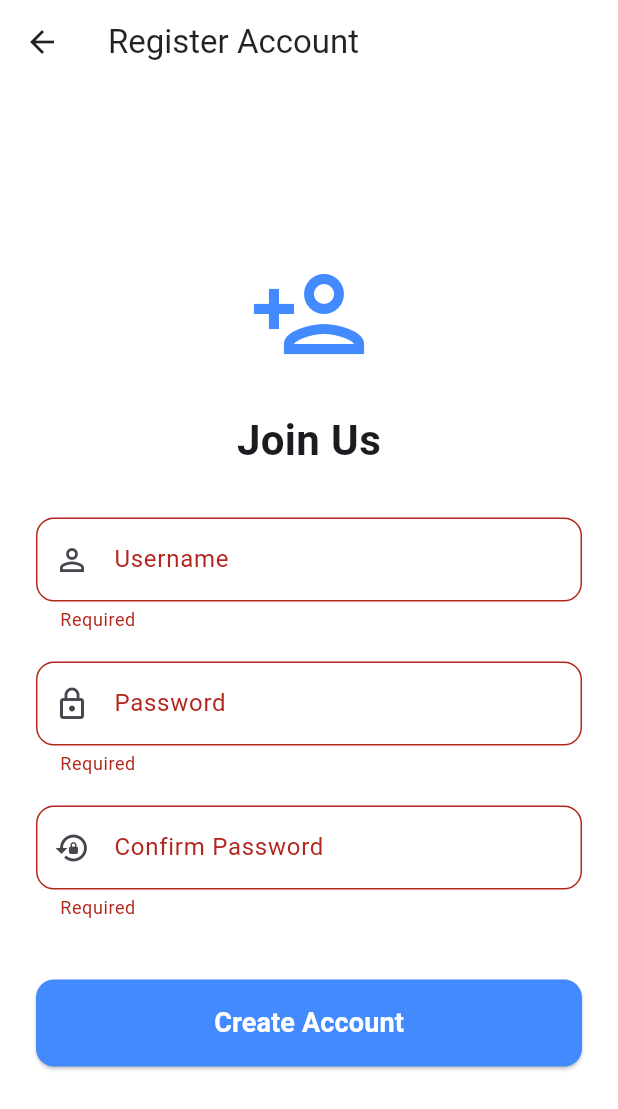
After one commit to RaihanFazzaufaR/flutter-to-do-list, a Flutter app: the RegisterPage screen opened directly, after a tap on "Create Account", on a phone screen of 412 x 824 dp. The commit adds this screen. Shown: the top 1109 px of the screen. Run offline on Flutter 3.47's test engine with Material 3 defaults, Android fonts, the phone set to English and light mode, and no system bars; our stand-ins replace fl_chart, shared_preferences, sqflite; accounts and stored records are empty.

Commit message:
feat: implement main entry point, task creation base UI, and authentication pages

```diff
--- a/lib/main.dart
+++ b/lib/main.dart
@@ -5,6 +5,8 @@ import 'providers/task_provider.dart';
 import 'providers/auth_provider.dart';
 import 'services/sqlite_task_repository.dart';
 import 'services/sqlite_user_repository.dart';
+import 'services/user_repository.dart';
+import 'services/task_repository.dart';
 import 'services/db_helper.dart';
 
 void main() {
@@ -16,6 +18,8 @@ void main() {
   runApp(
     MultiProvider(
       providers: [
+        Provider<UserRepository>.value(value: userRepository),
+        Provider<TaskRepository>.value(value: taskRepository),
         ChangeNotifierProvider(create: (_) => AuthProvider(userRepository)),
         ChangeNotifierProvider(create: (_) => TaskProvider(taskRepository)),
       ],
--- a/lib/pages/login_page.dart
+++ b/lib/pages/login_page.dart
@@ -1,6 +1,7 @@
 import 'package:flutter/material.dart';
 import 'package:provider/provider.dart';
 import '../providers/auth_provider.dart';
+import 'register_page.dart';
 
 class LoginPage extends StatefulWidget {
   const LoginPage({super.key});
@@ -139,6 +140,31 @@ class _LoginPageState extends State<LoginPage> {
                           ),
                         ),
                 ),
+                const SizedBox(height: 24),
+
+                // Register Link
+                Row(
+                  mainAxisAlignment: MainAxisAlignment.center,
+                  children: [
+                    Text(
+                      "Don't have an account yet? ",
+                      style: TextStyle(color: Colors.grey.shade600),
+                    ),
+                    GestureDetector(
+                      onTap: () => Navigator.push(
+                        context,
+                        MaterialPageRoute(builder: (_) => const RegisterPage()),
+                      ),
+                      child: const Text(
+                        "click here",
+                        style: TextStyle(
+                          color: Colors.blueAccent,
+                          fontWeight: FontWeight.bold,
+                        ),
+                      ),
+                    ),
+                  ],
+                ),
               ],
             ),
           ),
--- /dev/null
+++ b/lib/pages/register_page.dart
@@ -0,0 +1,175 @@
+import 'package:flutter/material.dart';
+import 'package:provider/provider.dart';
+import '../services/user_repository.dart';
+
+class RegisterPage extends StatefulWidget {
+  const RegisterPage({super.key});
+
+  @override
+  State<RegisterPage> createState() => _RegisterPageState();
+}
+
+class _RegisterPageState extends State<RegisterPage> {
+  final _formKey = GlobalKey<FormState>();
+  final TextEditingController userController = TextEditingController();
+  final TextEditingController passController = TextEditingController();
+  final TextEditingController confirmPassController = TextEditingController();
+  bool _isLoading = false;
+
+  void _handleRegister() async {
+    if (_formKey.currentState!.validate()) {
+      setState(() => _isLoading = true);
+
+      try {
+        final userRepository = context.read<UserRepository>();
+        await userRepository.saveUser(userController.text, passController.text);
+
+        if (mounted) {
+          ScaffoldMessenger.of(context).showSnackBar(
+            const SnackBar(
+              content: Text("Account created successfully! Please login."),
+              backgroundColor: Colors.green,
+            ),
+          );
+          Navigator.pop(context); // Go back to Login Page
+        }
+      } catch (e) {
+        if (mounted) {
+          ScaffoldMessenger.of(context).showSnackBar(
+            SnackBar(
+              content: Text("Error: ${e.toString()}"),
+              backgroundColor: Colors.redAccent,
+            ),
+          );
+        }
+      } finally {
+        if (mounted) setState(() => _isLoading = false);
+      }
+    }
+  }
+
+  @override
+  Widget build(BuildContext context) {
+    return Scaffold(
+      backgroundColor: Colors.white,
+      appBar: AppBar(
+        title: const Text("Register Account"),
+        backgroundColor: Colors.white,
+        foregroundColor: Colors.black87,
+        elevation: 0,
+      ),
+      body: SafeArea(
+        child: Center(
+          child: SingleChildScrollView(
+            padding: const EdgeInsets.symmetric(
+              horizontal: 24.0,
+              vertical: 20.0,
+            ),
+            child: Form(
+              key: _formKey,
+              child: Column(
+                crossAxisAlignment: CrossAxisAlignment.stretch,
+                children: [
+                  const Icon(
+                    Icons.person_add_outlined,
+                    size: 80,
+                    color: Colors.blueAccent,
+                  ),
+                  const SizedBox(height: 24),
+                  const Text(
+                    "Join Us",
+                    textAlign: TextAlign.center,
+                    style: TextStyle(fontSize: 28, fontWeight: FontWeight.bold),
+                  ),
+                  const SizedBox(height: 32),
+
+                  // Username
+                  TextFormField(
+                    controller: userController,
+                    decoration: InputDecoration(
+                      labelText: "Username",
+                      prefixIcon: const Icon(Icons.person_outline),
+                      border: OutlineInputBorder(
+                        borderRadius: BorderRadius.circular(12),
+                      ),
+                    ),
+                    validator: (v) =>
+                        v == null || v.isEmpty ? "Required" : null,
+                  ),
+                  const SizedBox(height: 20),
+
+                  // Password
+                  TextFormField(
+                    controller: passController,
+                    obscureText: true,
+                    decoration: InputDecoration(
+                      labelText: "Password",
+                      prefixIcon: const Icon(Icons.lock_outline),
+                      border: OutlineInputBorder(
+                        borderRadius: BorderRadius.circular(12),
+                      ),
+                      helperText: "Min. 8 characters",
+                    ),
+                    validator: (v) {
+                      if (v == null || v.isEmpty) return "Required";
+                      if (v.length < 8) return "Too short";
+                      return null;
+                    },
+                  ),
+                  const SizedBox(height: 20),
+
+                  // Confirm Password
+                  TextFormField(
+                    controller: confirmPassController,
+                    obscureText: true,
+                    decoration: InputDecoration(
+                      labelText: "Confirm Password",
+                      prefixIcon: const Icon(Icons.lock_reset),
+                      border: OutlineInputBorder(
+                        borderRadius: BorderRadius.circular(12),
+                      ),
+                    ),
+                    validator: (v) {
+                      if (v == null || v.isEmpty) return "Required";
+                      if (v != passController.text) return "Mismatch";
+                      return null;
+                    },
+                  ),
+                  const SizedBox(height: 40),
+
+                  ElevatedButton(
+                    style: ElevatedButton.styleFrom(
+                      backgroundColor: Colors.blueAccent,
+                      foregroundColor: Colors.white,
+                      padding: const EdgeInsets.symmetric(vertical: 16),
+                      shape: RoundedRectangleBorder(
+                        borderRadius: BorderRadius.circular(12),
+                      ),
+                    ),
+                    onPressed: _isLoading ? null : _handleRegister,
+                    child: _isLoading
+                        ? const SizedBox(
+                            height: 20,
+                            width: 20,
+                            child: CircularProgressIndicator(
+                              color: Colors.white,
+                              strokeWidth: 2,
+                            ),
+                          )
+                        : const Text(
+                            "Create Account",
+                            style: TextStyle(
+                              fontSize: 18,
+                              fontWeight: FontWeight.bold,
+                            ),
+                          ),
+                  ),
+                ],
+              ),
+            ),
+          ),
+        ),
+      ),
+    );
+  }
+}
--- a/lib/pages/task_list_page.dart
+++ b/lib/pages/task_list_page.dart
@@ -9,14 +9,16 @@ class TaskListPage extends StatelessWidget {
   @override
   Widget build(BuildContext context) {
     return Scaffold(
-      appBar: AppBar(title: const Text('All Tasks')),
+      appBar: AppBar(
+        title: const Text("My Tasks"),
+        backgroundColor: Colors.white,
+        foregroundColor: Colors.black87,
+        elevation: 0,
+      ),
       body: Consumer<TaskProvider>(
         builder: (context, provider, child) {
-          if (provider.isLoading) {
-            return const Center(child: CircularProgressIndicator());
-          }
           if (provider.tasks.isEmpty) {
-            return const Center(child: Text("No tasks yet. Create one!"));
+            return const Center(child: Text("No tasks found."));
           }
 
           return ListView.builder(
@@ -59,10 +61,10 @@ class TaskListPage extends StatelessWidget {
                       task.title,
                       style: TextStyle(
                         decoration: isDone ? TextDecoration.lineThrough : null,
-                        fontWeight:
-                            isUrgent ? FontWeight.bold : FontWeight.normal,
-                        color:
-                            isUrgent ? Colors.red.shade900 : Colors.black87,
+                        fontWeight: isUrgent
+                            ? FontWeight.bold
+                            : FontWeight.normal,
+                        color: isUrgent ? Colors.red.shade900 : Colors.black87,
                         fontSize: 16,
                       ),
                     ),
@@ -101,7 +103,9 @@ class TaskListPage extends StatelessWidget {
                                 style: TextStyle(
                                   fontSize: 12,
                                   color: isUrgent ? Colors.orange : Colors.grey,
-                                  fontWeight: isUrgent ? FontWeight.bold : FontWeight.normal,
+                                  fontWeight: isUrgent
+                                      ? FontWeight.bold
+                                      : FontWeight.normal,
                                 ),
                               ),
                             ],
@@ -109,15 +113,26 @@ class TaskListPage extends StatelessWidget {
                         ],
                       ),
                     ),
-                    trailing: IconButton(
-                      icon: const Icon(Icons.delete_outline, color: Colors.redAccent),
+                    trailing: Row(
+                      mainAxisSize: MainAxisSize.min,
+                      children: [
+                        Icon(
+                          Icons.play_arrow,
+                          color: isUrgent ? Colors.red : Colors.green,
+                        ),
+                        IconButton(
+                          icon: const Icon(
+                            Icons.delete_outline,
+                            color: Colors.redAccent,
+                          ),
                           onPressed: () {
-                        // Show confirmation dialog before deleting
                             showDialog(
                               context: context,
                               builder: (context) => AlertDialog(
                                 title: const Text("Delete Task"),
-                            content: const Text("Are you sure you want to delete this task?"),
+                                content: const Text(
+                                  "Are you sure you want to delete this task?",
+                                ),
                                 actions: [
                                   TextButton(
                                     onPressed: () => Navigator.pop(context),
@@ -128,12 +143,17 @@ class TaskListPage extends StatelessWidget {
                                       provider.deleteTask(task);
                                       Navigator.pop(context);
                                     },
-                                child: const Text("Delete", style: TextStyle(color: Colors.red)),
+                                    child: const Text(
+                                      "Delete",
+                                      style: TextStyle(color: Colors.red),
+                                    ),
                                   ),
                                 ],
                               ),
                             );
                           },
+                        ),
+                      ],
                     ),
                   ),
                 ),
```
Also changed, not shown: lib/pages/create_task_base.dart (+17 -5 lines). Lines whose indentation alone changed are shown as unchanged.
